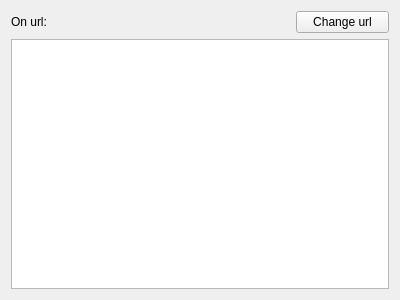
Above: OllamaGui/src/ui/chat.ui from akamlah/ollama-gui before the change. Below: the same form after it.
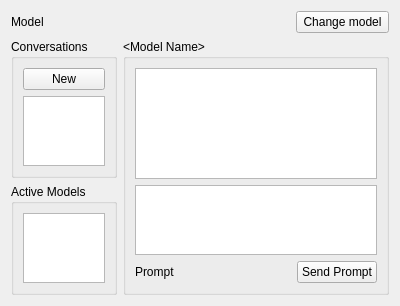
That is the form after the change.

Commit message: Implemented change model function from chat component

```diff
--- a/OllamaGui/src/ui/chat.ui
+++ b/OllamaGui/src/ui/chat.ui
@@ -13,33 +13,106 @@
   <property name="windowTitle">
    <string>Form</string>
   </property>
-  <layout class="QHBoxLayout" name="horizontalLayout_2">
+
+    <layout class="QVBoxLayout" name="verticalLayout_1">
+
    <item>
-    <layout class="QVBoxLayout" name="verticalLayout">
+            <layout class="QHBoxLayout" name="horizontalLayout_27" stretch="3,1">
      <item>
-      <layout class="QHBoxLayout" name="horizontalLayout" stretch="3,1">
+                    <widget class="QLabel" name="modelLabel">
+                        <property name="text">
+                            <string>Model</string>
+                        </property>
+                    </widget>
+                </item>
+                <item>
+                    <widget class="QPushButton" name="changeModel">
+                        <property name="text">
+                            <string>Change model</string>
+                        </property>
+                    </widget>
+                </item>
+            </layout>
+        </item>
+
+        <item>
+
+            <layout class="QHBoxLayout" name="horizontalLayout" stretch="1,4">
+
+                <item>
+                    <layout class="QVBoxLayout" name="verticalLayout_2" stretch="5,3">
+                        <item>
+                            <widget class="QGroupBox" name="ConversationsGroup">
+                                <property name="title">
+                                    <string>Conversations</string>
+                                </property>
+                                <layout class="QVBoxLayout" name="verticalLayout_278" stretch="1,6">
+                                    <item>
+                                        <widget class="QPushButton" name="NewConversationButton">
+                                            <property name="text">
+                                                <string>New</string>
+                                            </property>
+                                        </widget>
+                                    </item>
+                                    <item>
+                                        <widget class="QListWidget" name="ConversationsListWidget"/>
+                                    </item>
+                                </layout>
+                            </widget>
+                        </item>
+                        <item>
+                            <widget class="QGroupBox" name="ModelListGroup">
+                                <property name="title">
+                                    <string>Active Models</string>
+                                </property>
+                                <layout class="QVBoxLayout" name="verticalLayout_234">
+                                    <item>
+                                        <widget class="QListWidget" name="ModelListWidgets"/>
+                                    </item>
+                                </layout>
+                            </widget>
+                        </item>
+                    </layout>
+                </item>
+
+                <item>
+                    <widget class="QGroupBox" name="ActiveChatGroup">
+                        <property name="title">
+                            <string>&lt;Model Name&gt;</string>
+                        </property>
+                        <layout class="QVBoxLayout" name="verticalLayout" stretch="11,2,1">
+                            <item>
+                                <widget class="QListWidget" name="MessageDisplayListWidget"/>
+                            </item>
+                            <item>
+                                <widget class="QPlainTextEdit" name="PromptEditor"/>
+                            </item>
+                            <item>
+                                <layout class="QHBoxLayout" name="horizontalLayout_3" stretch="5,1">
        <item>
         <widget class="QLabel" name="label">
          <property name="text">
-          <string>On url: &lt;url&gt;</string>
+                                                <string>Prompt</string>
          </property>
         </widget>
        </item>
        <item>
-        <widget class="QPushButton" name="yolo">
+                                        <widget class="QPushButton" name="SendPromptButton">
          <property name="text">
-          <string>Change url</string>
+                                                <string>Send Prompt</string>
          </property>
         </widget>
        </item>
       </layout>
      </item>
-     <item>
-      <widget class="QTableView" name="tableView"/>
+                        </layout>
+                    </widget>
      </item>
     </layout>
    </item>
-  </layout>
+        
+    </layout>
+
  </widget>
  <resources/>
  <connections/>
```
Lines whose indentation alone changed are shown as unchanged. The commit also changes 8 other files.
